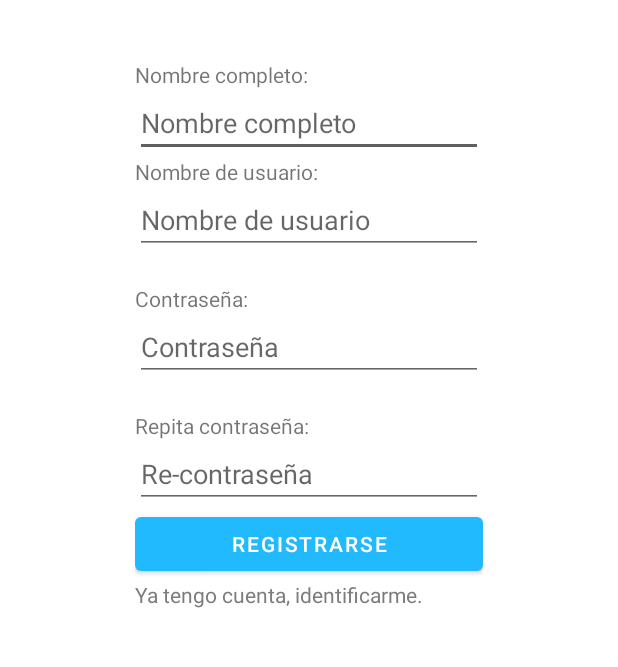
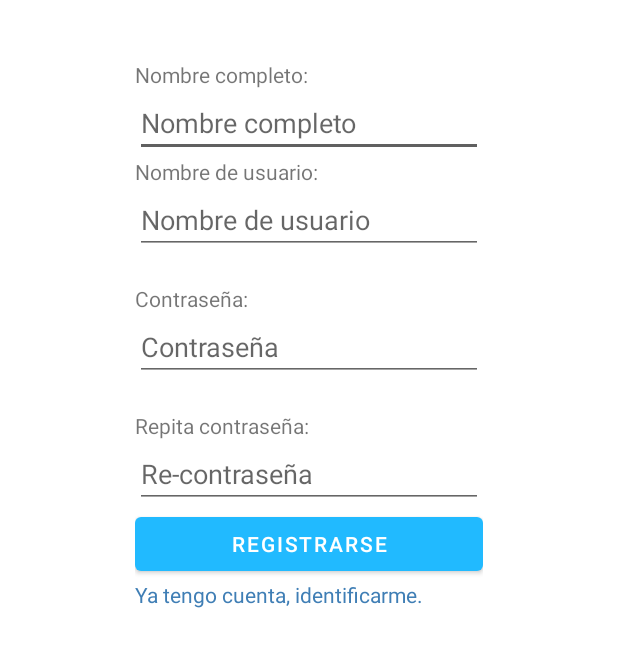
Before and after one commit to adanfernandez/MyMovie, an Android app: the RegisterActivity screen opened directly, with no data from a screen before it, on a phone screen of 412 x 824 dp, the part 90-757 px from its top. Run offline under Robolectric (Android 15) with nearby library versions, the phone set to English and light mode, and no system bars.

Commit message:
fix color issues

```diff
--- a/app/src/main/res/layout/activity_login.xml
+++ b/app/src/main/res/layout/activity_login.xml
@@ -82,7 +82,7 @@
             android:clickable="true"
             android:focusable="true"
             android:text="@string/login_go_register"
-            android:textColor="@color/dark_200" />
+            android:textColor="@color/blue_900" />
 
     </LinearLayout>
 
--- a/app/src/main/res/layout/activity_register.xml
+++ b/app/src/main/res/layout/activity_register.xml
@@ -107,7 +107,7 @@
             android:layout_width="match_parent"
             android:layout_height="wrap_content"
             android:text="@string/register_go_login"
-            android:textColor="@color/dark_200" />
+            android:textColor="@color/blue_900" />
 
     </LinearLayout>
 
--- a/app/src/main/res/layout/card_film_item.xml
+++ b/app/src/main/res/layout/card_film_item.xml
@@ -5,7 +5,6 @@
     android:layout_width="match_parent"
     android:layout_height="120dp"
     android:layout_margin="8dp"
-    card_view:cardBackgroundColor="@color/white"
     card_view:cardCornerRadius="8dp"
     card_view:cardElevation="4dp">
 
```
